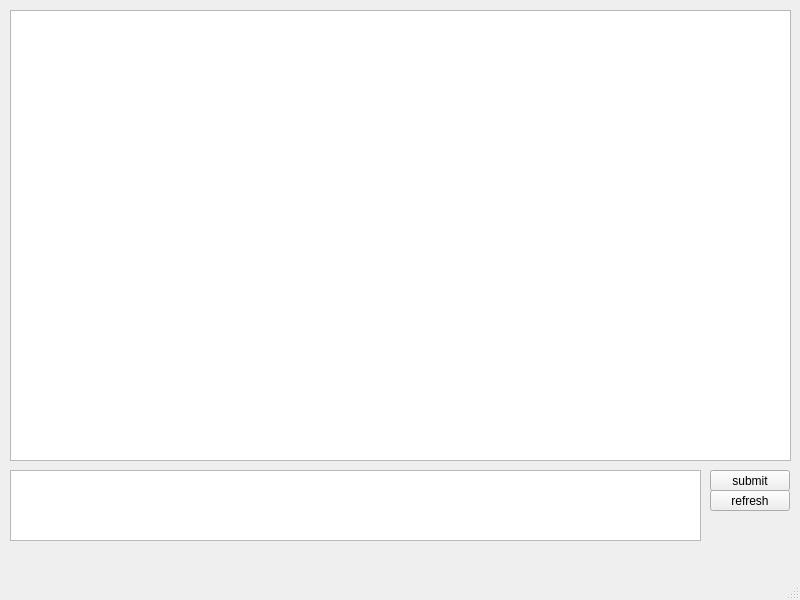
The window that src/ui/mainwindow.ui (NutritiousWheat/SimpleLlamaGUI) describes before a commit, drawn with Qt 5.
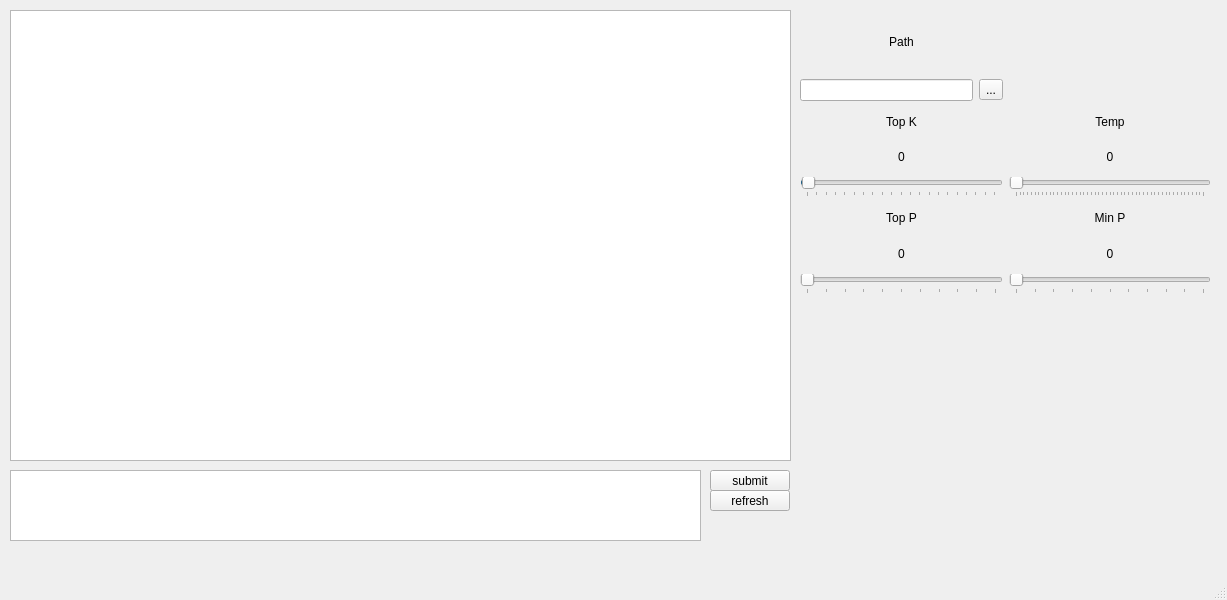
The same window after the commit.

```diff
--- a/src/ui/mainwindow.ui
+++ b/src/ui/mainwindow.ui
@@ -6,7 +6,7 @@
    <rect>
     <x>0</x>
     <y>0</y>
-    <width>800</width>
+    <width>1227</width>
     <height>600</height>
    </rect>
   </property>
@@ -60,6 +60,197 @@
      <string>refresh</string>
     </property>
    </widget>
+   <widget class="QWidget" name="gridLayoutWidget">
+    <property name="geometry">
+     <rect>
+      <x>800</x>
+      <y>10</y>
+      <width>411</width>
+      <height>284</height>
+     </rect>
+    </property>
+    <layout class="QGridLayout" name="optionsLayout">
+     <item row="2" column="1">
+      <layout class="QVBoxLayout" name="minPLayout">
+       <item>
+        <widget class="QLabel" name="minPLabel">
+         <property name="text">
+          <string>Min P</string>
+         </property>
+         <property name="alignment">
+          <set>Qt::AlignmentFlag::AlignCenter</set>
+         </property>
+        </widget>
+       </item>
+       <item>
+        <widget class="QLabel" name="minPValueLabel">
+         <property name="text">
+          <string>0</string>
+         </property>
+         <property name="alignment">
+          <set>Qt::AlignmentFlag::AlignCenter</set>
+         </property>
+        </widget>
+       </item>
+       <item>
+        <widget class="QSlider" name="minPSlider">
+         <property name="maximum">
+          <number>100</number>
+         </property>
+         <property name="orientation">
+          <enum>Qt::Orientation::Horizontal</enum>
+         </property>
+         <property name="tickPosition">
+          <enum>QSlider::TickPosition::TicksBelow</enum>
+         </property>
+        </widget>
+       </item>
+      </layout>
+     </item>
+     <item row="1" column="0">
+      <layout class="QVBoxLayout" name="topKLayout">
+       <item>
+        <widget class="QLabel" name="topKLabel">
+         <property name="text">
+          <string>Top K</string>
+         </property>
+         <property name="alignment">
+          <set>Qt::AlignmentFlag::AlignCenter</set>
+         </property>
+        </widget>
+       </item>
+       <item>
+        <widget class="QLabel" name="topKValueLabel">
+         <property name="text">
+          <string>0</string>
+         </property>
+         <property name="alignment">
+          <set>Qt::AlignmentFlag::AlignCenter</set>
+         </property>
+        </widget>
+       </item>
+       <item>
+        <widget class="QSlider" name="topKSlider">
+         <property name="minimum">
+          <number>-1</number>
+         </property>
+         <property name="maximum">
+          <number>200</number>
+         </property>
+         <property name="orientation">
+          <enum>Qt::Orientation::Horizontal</enum>
+         </property>
+         <property name="tickPosition">
+          <enum>QSlider::TickPosition::TicksBelow</enum>
+         </property>
+        </widget>
+       </item>
+      </layout>
+     </item>
+     <item row="2" column="0">
+      <layout class="QVBoxLayout" name="topPLayout">
+       <item>
+        <widget class="QLabel" name="topPLabel">
+         <property name="text">
+          <string>Top P</string>
+         </property>
+         <property name="alignment">
+          <set>Qt::AlignmentFlag::AlignCenter</set>
+         </property>
+        </widget>
+       </item>
+       <item>
+        <widget class="QLabel" name="topPValueLabel">
+         <property name="text">
+          <string>0</string>
+         </property>
+         <property name="alignment">
+          <set>Qt::AlignmentFlag::AlignCenter</set>
+         </property>
+        </widget>
+       </item>
+       <item>
+        <widget class="QSlider" name="topPSlider">
+         <property name="maximum">
+          <number>100</number>
+         </property>
+         <property name="orientation">
+          <enum>Qt::Orientation::Horizontal</enum>
+         </property>
+         <property name="tickPosition">
+          <enum>QSlider::TickPosition::TicksBelow</enum>
+         </property>
+        </widget>
+       </item>
+      </layout>
+     </item>
+     <item row="0" column="0">
+      <layout class="QVBoxLayout" name="pathLayout">
+       <item>
+        <widget class="QLabel" name="pathLabel">
+         <property name="text">
+          <string>Path</string>
+         </property>
+         <property name="alignment">
+          <set>Qt::AlignmentFlag::AlignCenter</set>
+         </property>
+        </widget>
+       </item>
+       <item>
+        <layout class="QHBoxLayout" name="pathSelectLayout">
+         <item>
+          <widget class="QLineEdit" name="pathLine"/>
+         </item>
+         <item>
+          <widget class="QToolButton" name="pathButton">
+           <property name="text">
+            <string>...</string>
+           </property>
+          </widget>
+         </item>
+        </layout>
+       </item>
+      </layout>
+     </item>
+     <item row="1" column="1">
+      <layout class="QVBoxLayout" name="tempLayout">
+       <item>
+        <widget class="QLabel" name="tempLabel">
+         <property name="text">
+          <string>Temp</string>
+         </property>
+         <property name="alignment">
+          <set>Qt::AlignmentFlag::AlignCenter</set>
+         </property>
+        </widget>
+       </item>
+       <item>
+        <widget class="QLabel" name="tempValueLabel">
+         <property name="text">
+          <string>0</string>
+         </property>
+         <property name="alignment">
+          <set>Qt::AlignmentFlag::AlignCenter</set>
+         </property>
+        </widget>
+       </item>
+       <item>
+        <widget class="QSlider" name="tempSlider">
+         <property name="maximum">
+          <number>500</number>
+         </property>
+         <property name="orientation">
+          <enum>Qt::Orientation::Horizontal</enum>
+         </property>
+         <property name="tickPosition">
+          <enum>QSlider::TickPosition::TicksBelow</enum>
+         </property>
+        </widget>
+       </item>
+      </layout>
+     </item>
+    </layout>
+   </widget>
   </widget>
   <widget class="QMenuBar" name="menubar">
    <property name="geometry">
```
Left out of the diff: 2 changed lines with no effect on the pictures.
